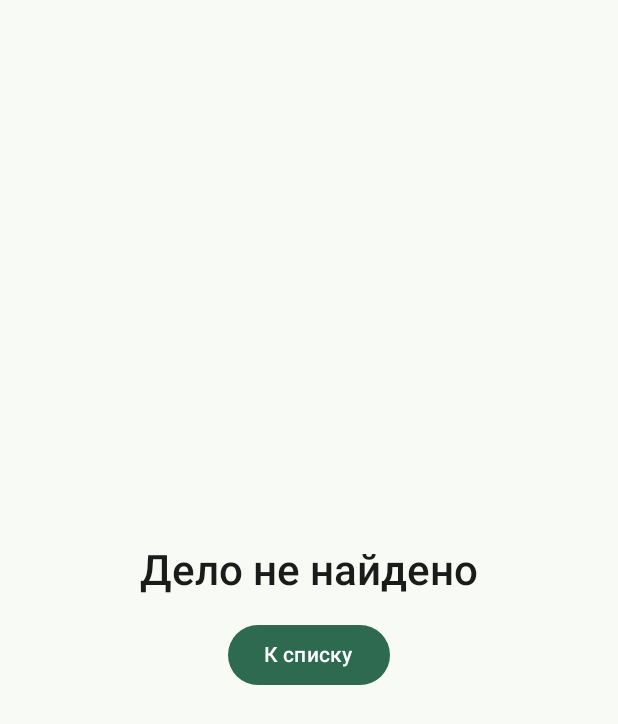
After one commit to tortugichh/WhoseTurn, an Android app built with Jetpack Compose: the composable ChoreNotFoundScreen shown on its own in the app's theme, on a phone screen of 412 x 824 dp. The commit adds this screen. Shown: the top 724 px of the screen. Run offline under Robolectric (Android 15) with nearby library versions, the phone set to English and light mode, and no system bars.

Commit message:
handle an unavailable chore

```diff
--- a/app/src/main/java/com/example/project/chores/navigation/ChoresApp.kt
+++ b/app/src/main/java/com/example/project/chores/navigation/ChoresApp.kt
@@ -23,6 +23,7 @@ import com.example.project.R
 import com.example.project.chores.ChoresViewModel
 import com.example.project.chores.ui.ChoreDetailScreen
 import com.example.project.chores.ui.ChoreListScreen
+import com.example.project.chores.ui.ChoreNotFoundScreen
 
 @Composable
 @OptIn(ExperimentalMaterial3Api::class)
@@ -80,6 +81,10 @@ fun ChoresApp(
                         chore = chore,
                         onComplete = { viewModel.complete(chore.id) },
                     )
+                } else {
+                    ChoreNotFoundScreen(
+                        onBackToList = { navController.popBackStack(ChoreRoutes.LIST, false) },
+                    )
                 }
             }
         }
--- /dev/null
+++ b/app/src/main/java/com/example/project/chores/ui/ChoreNotFoundScreen.kt
@@ -0,0 +1,40 @@
+package com.example.project.chores.ui
+
+import androidx.compose.foundation.layout.Arrangement
+import androidx.compose.foundation.layout.Column
+import androidx.compose.foundation.layout.fillMaxSize
+import androidx.compose.foundation.layout.padding
+import androidx.compose.foundation.rememberScrollState
+import androidx.compose.foundation.verticalScroll
+import androidx.compose.material3.Button
+import androidx.compose.material3.MaterialTheme
+import androidx.compose.material3.Text
+import androidx.compose.runtime.Composable
+import androidx.compose.ui.Alignment
+import androidx.compose.ui.Modifier
+import androidx.compose.ui.res.stringResource
+import androidx.compose.ui.unit.dp
+import com.example.project.R
+
+@Composable
+fun ChoreNotFoundScreen(
+    onBackToList: () -> Unit,
+    modifier: Modifier = Modifier,
+) {
+    Column(
+        modifier = modifier
+            .fillMaxSize()
+            .verticalScroll(rememberScrollState())
+            .padding(16.dp),
+        verticalArrangement = Arrangement.spacedBy(16.dp, Alignment.CenterVertically),
+        horizontalAlignment = Alignment.CenterHorizontally,
+    ) {
+        Text(
+            text = stringResource(R.string.chore_not_found),
+            style = MaterialTheme.typography.headlineMedium,
+        )
+        Button(onClick = onBackToList) {
+            Text(stringResource(R.string.chore_back_to_list))
+        }
+    }
+}
--- a/app/src/main/res/values/strings.xml
+++ b/app/src/main/res/values/strings.xml
@@ -4,6 +4,8 @@
     <string name="chore_list_subtitle">Выберите дело, чтобы посмотреть очередь</string>
     <string name="chore_detail_title">Детали дела</string>
     <string name="chore_navigate_back">Назад</string>
+    <string name="chore_not_found">Дело не найдено</string>
+    <string name="chore_back_to_list">К списку</string>
     <string name="chore_rotation_title">Очередь участников</string>
     <string name="chore_participant_current">Сейчас</string>
     <string name="chore_participant_next">Следующий</string>
```
